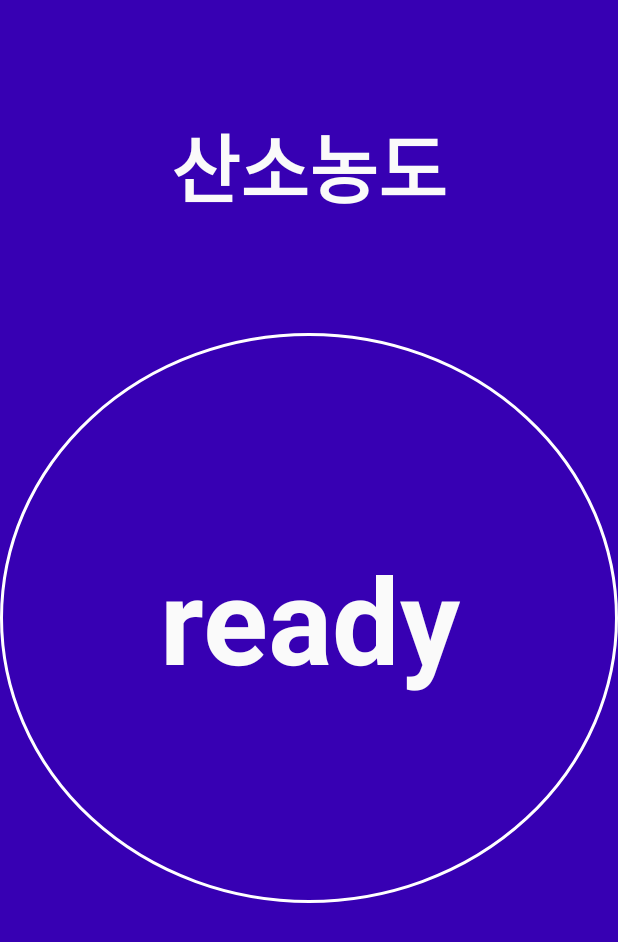
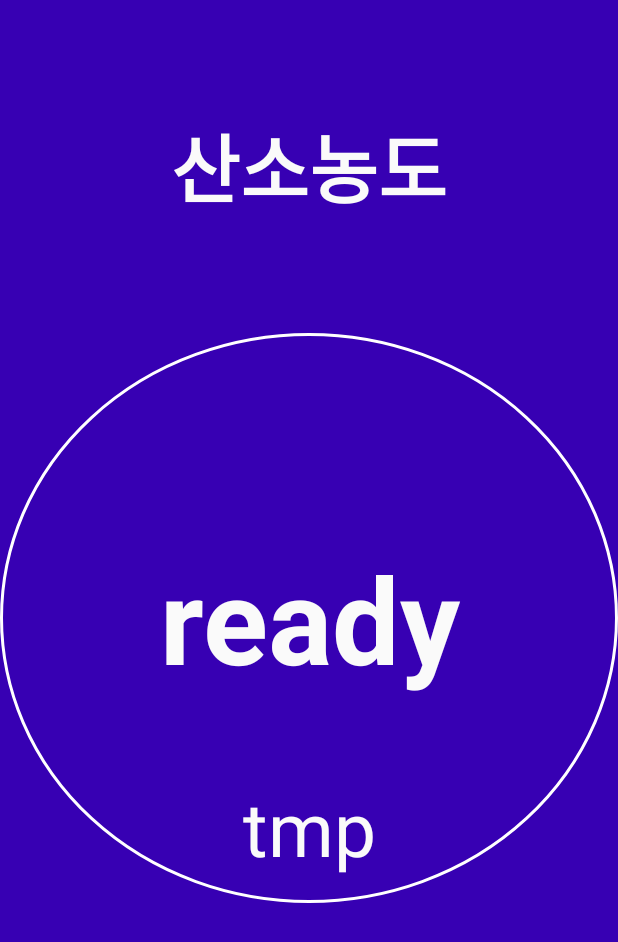
Before and after one commit to betrayers000/android_sensor, an Android app: the layout activity_main.xml on its own in the app's theme, with its tools: preview values and no code run, on a phone screen of 412 x 824 dp. Shown: the top 942 px of the screen. Run offline under Robolectric (Android 15) with nearby library versions, the phone set to English and light mode, and no system bars.

Commit message:
make activity_setting.xml

```diff
--- a/app/src/main/AndroidManifest.xml
+++ b/app/src/main/AndroidManifest.xml
@@ -25,6 +25,9 @@
             <meta-data android:name="android.hardware.usb.action.USB_DEVICE_ATTACHED"
                 android:resource="@xml/device_filter" />
         </activity>
+        <activity android:name=".SettingActivity">
+
+        </activity>
     </application>
 
 </manifest>
--- a/app/src/main/res/layout/activity_main.xml
+++ b/app/src/main/res/layout/activity_main.xml
@@ -31,6 +31,18 @@
         app:layout_constraintLeft_toLeftOf="parent"
         app:layout_constraintRight_toRightOf="parent"
         android:textSize="80dp"
-        app:layout_constraintTop_toTopOf="parent" />
+        app:layout_constraintTop_toTopOf="parent"/>
+
+        <TextView
+            android:id="@+id/result_viewer_tmp"
+            android:layout_width="match_parent"
+            android:layout_height="100dp"
+            app:layout_constraintBottom_toBottomOf="@+id/result_viewer"
+            app:layout_constraintLeft_toLeftOf="parent"
+            android:text="tmp"
+            android:textSize="50sp"
+            android:gravity="center"
+            android:textColor="#fafafa"/>
+
 
 </androidx.constraintlayout.widget.ConstraintLayout>
```
Also changed, not shown: app/src/main/java/com/example/sensor/MainActivity.kt (+16 -0 lines), app/src/main/java/com/example/sensor/SettingActivity.kt (+14 -1 lines), app/src/main/res/layout/activity_setting.xml (+49 -3 lines), app/src/main/res/menu/menu.xml (+7 -1 lines).
